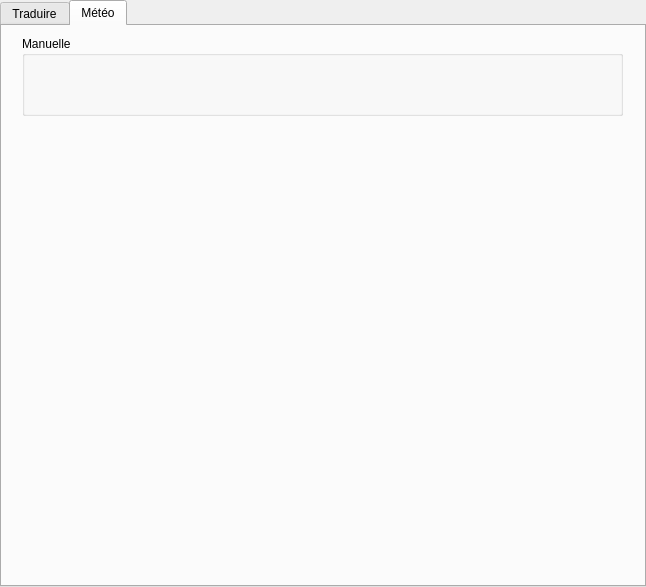
Old version of the form tabwidget.ui in the repository eyhega/BioInfo.
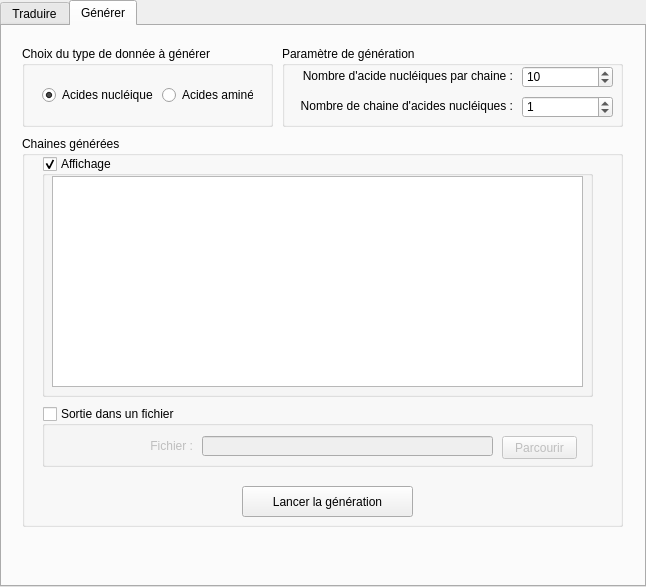
New version of the form. The open tabs and pages were chosen to show the change.

What changed in the file:
```diff
--- a/tabwidget.ui
+++ b/tabwidget.ui
@@ -556,20 +556,251 @@
   </widget>
   <widget class="QWidget" name="tab2">
    <attribute name="title">
-    <string>Météo</string>
+    <string>Générer</string>
    </attribute>
    <widget class="QGroupBox" name="groupBox">
     <property name="geometry">
      <rect>
       <x>20</x>
-      <y>10</y>
+      <y>20</y>
+      <width>251</width>
+      <height>81</height>
+     </rect>
+    </property>
+    <property name="title">
+     <string>Choix du type de donnée à générer</string>
+    </property>
+    <widget class="QRadioButton" name="radioButton">
+     <property name="geometry">
+      <rect>
+       <x>20</x>
+       <y>40</y>
+       <width>111</width>
+       <height>18</height>
+      </rect>
+     </property>
+     <property name="text">
+      <string>Acides nucléiques</string>
+     </property>
+     <property name="checked">
+      <bool>true</bool>
+     </property>
+    </widget>
+    <widget class="QRadioButton" name="radioButton_2">
+     <property name="geometry">
+      <rect>
+       <x>140</x>
+       <y>40</y>
+       <width>91</width>
+       <height>18</height>
+      </rect>
+     </property>
+     <property name="text">
+      <string>Acides aminés</string>
+     </property>
+    </widget>
+   </widget>
+   <widget class="QGroupBox" name="groupBox_5">
+    <property name="geometry">
+     <rect>
+      <x>280</x>
+      <y>20</y>
+      <width>341</width>
+      <height>81</height>
+     </rect>
+    </property>
+    <property name="title">
+     <string>Paramètre de génération</string>
+    </property>
+    <widget class="QLabel" name="label_element">
+     <property name="geometry">
+      <rect>
+       <x>10</x>
+       <y>20</y>
+       <width>221</width>
+       <height>20</height>
+      </rect>
+     </property>
+     <property name="text">
+      <string>Nombre d'acide nucléiques par chaine :</string>
+     </property>
+     <property name="alignment">
+      <set>Qt::AlignRight|Qt::AlignTrailing|Qt::AlignVCenter</set>
+     </property>
+    </widget>
+    <widget class="QSpinBox" name="spinBox_element">
+     <property name="geometry">
+      <rect>
+       <x>240</x>
+       <y>20</y>
+       <width>91</width>
+       <height>22</height>
+      </rect>
+     </property>
+     <property name="maximum">
+      <number>999999999</number>
+     </property>
+     <property name="singleStep">
+      <number>10</number>
+     </property>
+     <property name="value">
+      <number>10</number>
+     </property>
+    </widget>
+    <widget class="QLabel" name="label_nb">
+     <property name="geometry">
+      <rect>
+       <x>10</x>
+       <y>50</y>
+       <width>221</width>
+       <height>20</height>
+      </rect>
+     </property>
+     <property name="text">
+      <string>Nombre de chaine d'acides nucléiques :</string>
+     </property>
+     <property name="alignment">
+      <set>Qt::AlignRight|Qt::AlignTrailing|Qt::AlignVCenter</set>
+     </property>
+    </widget>
+    <widget class="QSpinBox" name="spinBox_nb">
+     <property name="geometry">
+      <rect>
+       <x>240</x>
+       <y>50</y>
+       <width>91</width>
+       <height>22</height>
+      </rect>
+     </property>
+     <property name="maximum">
+      <number>999999999</number>
+     </property>
+     <property name="singleStep">
+      <number>10</number>
+     </property>
+     <property name="value">
+      <number>1</number>
+     </property>
+    </widget>
+   </widget>
+   <widget class="QGroupBox" name="groupBox_6">
+    <property name="geometry">
+     <rect>
+      <x>20</x>
+      <y>110</y>
       <width>601</width>
-      <height>80</height>
+      <height>391</height>
      </rect>
     </property>
     <property name="title">
-     <string>Manuelle</string>
+     <string>Chaines générées</string>
     </property>
+    <widget class="QGroupBox" name="groupBox_display">
+     <property name="geometry">
+      <rect>
+       <x>20</x>
+       <y>20</y>
+       <width>551</width>
+       <height>241</height>
+      </rect>
+     </property>
+     <property name="title">
+      <string>Affichage</string>
+     </property>
+     <property name="checkable">
+      <bool>true</bool>
+     </property>
+     <widget class="QPlainTextEdit" name="plainTextEdit_2">
+      <property name="geometry">
+       <rect>
+        <x>10</x>
+        <y>20</y>
+        <width>531</width>
+        <height>211</height>
+       </rect>
+      </property>
+      <property name="readOnly">
+       <bool>true</bool>
+      </property>
+     </widget>
+    </widget>
+    <widget class="QGroupBox" name="groupBox_outFile">
+     <property name="geometry">
+      <rect>
+       <x>20</x>
+       <y>270</y>
+       <width>551</width>
+       <height>61</height>
+      </rect>
+     </property>
+     <property name="title">
+      <string>Sortie dans un fichier</string>
+     </property>
+     <property name="checkable">
+      <bool>true</bool>
+     </property>
+     <property name="checked">
+      <bool>false</bool>
+     </property>
+     <widget class="QLabel" name="label_6">
+      <property name="geometry">
+       <rect>
+        <x>60</x>
+        <y>30</y>
+        <width>91</width>
+        <height>20</height>
+       </rect>
+      </property>
+      <property name="text">
+       <string>Fichier :</string>
+      </property>
+      <property name="alignment">
+       <set>Qt::AlignRight|Qt::AlignTrailing|Qt::AlignVCenter</set>
+      </property>
+     </widget>
+     <widget class="QLineEdit" name="lineEdit_5">
+      <property name="geometry">
+       <rect>
+        <x>160</x>
+        <y>30</y>
+        <width>291</width>
+        <height>20</height>
+       </rect>
+      </property>
+      <property name="text">
+       <string/>
+      </property>
+      <property name="readOnly">
+       <bool>false</bool>
+      </property>
+     </widget>
+     <widget class="QPushButton" name="pushButton_7">
+      <property name="geometry">
+       <rect>
+        <x>460</x>
+        <y>30</y>
+        <width>75</width>
+        <height>23</height>
+       </rect>
+      </property>
+      <property name="text">
+       <string>Parcourir</string>
+      </property>
+     </widget>
+    </widget>
+    <widget class="QPushButton" name="pushButton_gen">
+     <property name="geometry">
+      <rect>
+       <x>220</x>
+       <y>350</y>
+       <width>171</width>
+       <height>31</height>
+      </rect>
+     </property>
+     <property name="text">
+      <string>Lancer la génération</string>
+     </property>
+    </widget>
    </widget>
   </widget>
  </widget>
```
Left out of the diff: 4 changed lines with no effect on the pictures.
